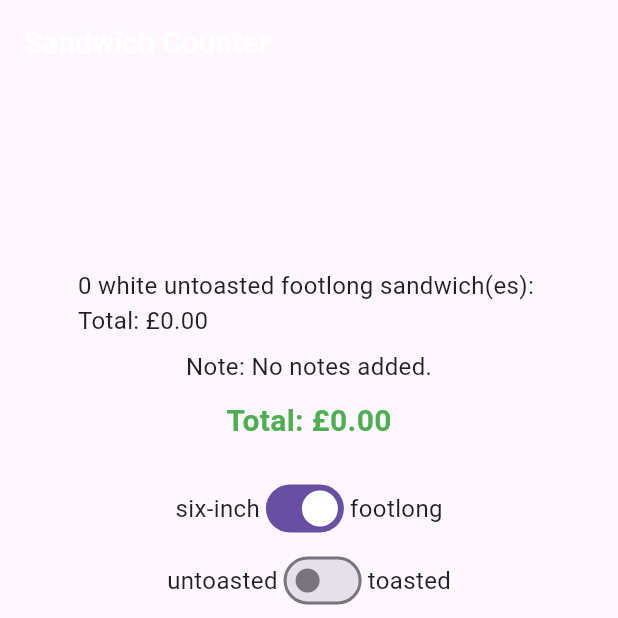
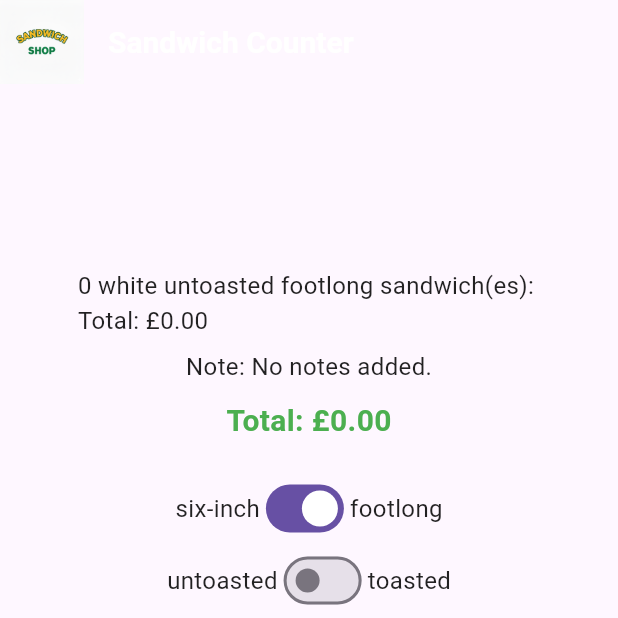
Before and after one commit to AlperO06/sandwich_shop-main, a Flutter app: the screen it shows after launch, on a phone screen of 412 x 824 dp, the top half of it. Run offline on Flutter 3.47's test engine with Material 3 defaults, Android fonts, the phone set to English and light mode, and no system bars.

Commit message:
Updated appBar

```diff
--- a/lib/main.dart
+++ b/lib/main.dart
@@ -114,6 +114,10 @@ class _OrderScreenState extends State<OrderScreen> {
 
     return Scaffold(
       appBar: AppBar(
+        leading: SizedBox(
+          height: 100,
+          child: Image.asset('assets/images/logo.png'),
+        ),
         title: const Text(
           'Sandwich Counter',
           style: heading1,
```
